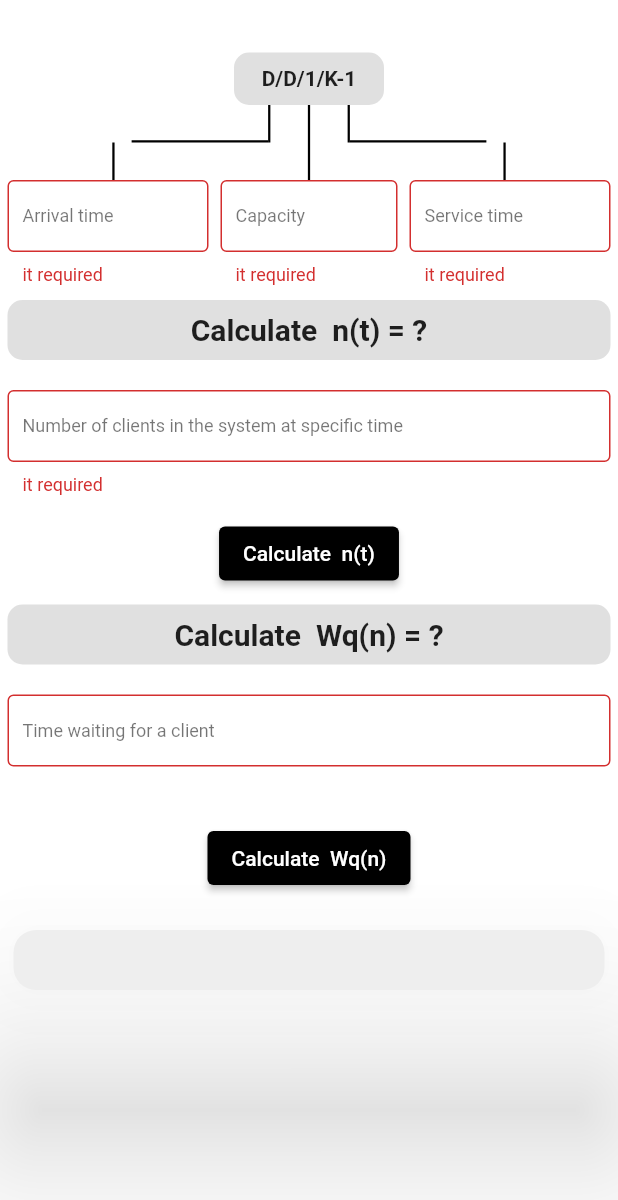
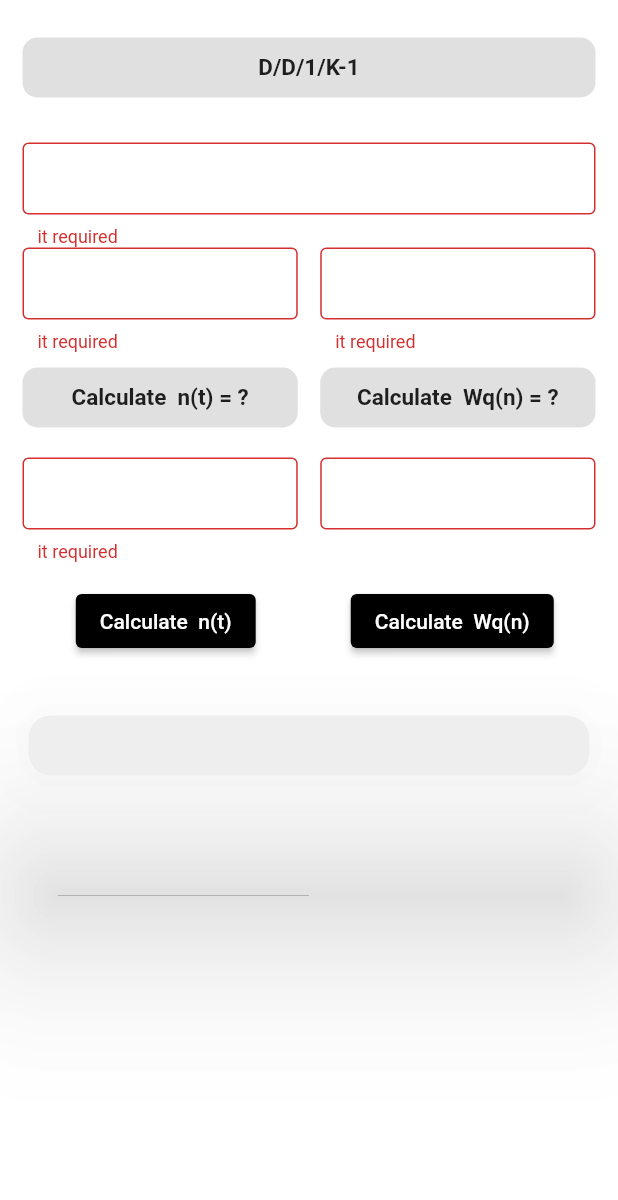
Before and after one commit to 3shmawi/Queuing-Theory, a Flutter app: the screen it shows after launch, after a tap on an icon or button, on a phone screen of 412 x 824 dp. Shown: the top 1200 px of the screen. Run offline on Flutter 3.47's test engine with Material 2 defaults, Android fonts, the phone set to English and light mode, and no system bars; our stand-ins replace flutter_bloc.

Commit message:
initial sheradum commit

```diff
--- a/lib/component/component.dart
+++ b/lib/component/component.dart
@@ -52,7 +52,7 @@ class DefaultTextForm extends StatelessWidget {
       decoration: InputDecoration(
         label: Text(
           label,
-          style: Theme.of(context).textTheme.caption,
+          style: Theme.of(context).textTheme.caption!.copyWith(color: Colors.white),
         ),
         contentPadding: const EdgeInsets.all(10),
         errorText: '',
@@ -86,7 +86,7 @@ class DefaultHeadLine extends StatelessWidget {
             text,
             textAlign: TextAlign.start,
             style: const TextStyle(
-              fontSize: 20,
+              fontSize: 15,
               fontWeight: FontWeight.bold,
             ),
           ),
--- a/lib/home/home_screen.dart
+++ b/lib/home/home_screen.dart
@@ -20,75 +20,23 @@ class HomeScreen extends StatelessWidget {
     var formKey = GlobalKey<FormState>();
     return SafeArea(
       child: Scaffold(
-        backgroundColor: Colors.white,
+        backgroundColor: Colors.white24,
         extendBodyBehindAppBar: true,
         body: SingleChildScrollView(
-          physics: const BouncingScrollPhysics(),
           child: Form(
             key: formKey,
             child: Padding(
-              padding: const EdgeInsets.all(5.0),
+              padding: const EdgeInsets.all(15.0),
               child: Column(
                 children: [
+                  const DefaultHeadLine(
+                    text: 'D/D/1/K-1',
+                  ),
                   const SizedBox(
-                    height: 30,
+                    height: 10,
                   ),
-                  Container(
-                    height: 35,
-                    width: 100,
-                    decoration: BoxDecoration(
-                      color: Colors.grey[300],
-                      borderRadius: BorderRadius.circular(10),
-                    ),
-                    child: const Center(
-                      child: Text(
-                        'D/D/1/K-1',
-                        style: TextStyle(
-                          fontWeight: FontWeight.bold,
-                        ),
-                      ),
-                    ),
-                  ),
-                  dashLines(),
-                  Row(
-                    children: [
-                      Expanded(
-                        child: DefaultTextForm(
-                          onChange: (v){
-
-                          },
-                          validator: (value) {
-                            for (int i = 0; i < value!.length; i++) {
-                              if (value[i] != '0' &&
-                                  value[i] != '1' &&
-                                  value[i] != '2' &&
-                                  value[i] != '3' &&
-                                  value[i] != '4' &&
-                                  value[i] != '5' &&
-                                  value[i] != '6' &&
-                                  value[i] != '7' &&
-                                  value[i] != '8' &&
-                                  value[i] != '9' &&
-                                  value[i] != '.') return 'it must be valid';
-                            }
-                            if (value.isEmpty) return 'it required';
-                            return null;
-                          },
-                          textEditingController: arrivalTimeController,
-                          suffix: Text(
-                            '1/λ',
-                            style: Theme.of(context).textTheme.caption,
-                          ),
-                          label: 'Arrival time ',
-                        ),
-                      ),
-                      Expanded(
-                        child: Padding(
-                          padding: const EdgeInsets.symmetric(horizontal: 8.0),
-                          child: DefaultTextForm(
-                            onChange: (v){
-
-                            },
+                  DefaultTextForm(
+                    onChange: (v) {},
                     validator: (value) {
                       for (int i = 0; i < value!.length; i++) {
                         if (value[i] != '0' &&
@@ -110,17 +58,45 @@ class HomeScreen extends StatelessWidget {
                     textEditingController: capacityTimeController,
                     suffix: Text(
                       'K-1',
-                              style: Theme.of(context).textTheme.caption,
+                      style: Theme.of(context).textTheme.caption!.copyWith(color: Colors.white),
                     ),
                     label: 'Capacity',
                   ),
+                  Row(
+                    children: [
+                      Expanded(
+                        child: DefaultTextForm(
+                          onChange: (v) {},
+                          validator: (value) {
+                            for (int i = 0; i < value!.length; i++) {
+                              if (value[i] != '0' &&
+                                  value[i] != '1' &&
+                                  value[i] != '2' &&
+                                  value[i] != '3' &&
+                                  value[i] != '4' &&
+                                  value[i] != '5' &&
+                                  value[i] != '6' &&
+                                  value[i] != '7' &&
+                                  value[i] != '8' &&
+                                  value[i] != '9' &&
+                                  value[i] != '.') return 'it must be valid';
+                            }
+                            if (value.isEmpty) return 'it required';
+                            return null;
+                          },
+                          textEditingController: arrivalTimeController,
+                          suffix: Text(
+                            '1/λ',
+                            style: Theme.of(context).textTheme.caption!.copyWith(color: Colors.white),
+                          ),
+                          label: 'Arrival time ',
                         ),
                       ),
+                      const SizedBox(width: 15,),
                       Expanded(
+
                         child: DefaultTextForm(
-                          onChange: (v){
-
-                          },
+                          onChange: (v) {},
                           validator: (value) {
                             for (int i = 0; i < value!.length; i++) {
                               if (value[i] != '0' &&
@@ -141,21 +117,38 @@ class HomeScreen extends StatelessWidget {
                           textEditingController: serviceTimeController,
                           suffix: Text(
                             '1/µ',
-                            style: Theme.of(context).textTheme.caption,
+                            style: Theme.of(context).textTheme.caption!.copyWith(color: Colors.white),
                           ),
                           label: 'Service time ',
                         ),
                       ),
                     ],
                   ),
-                  const DefaultHeadLine(
+
+                  Row(
+                    children: const [
+                      Expanded(
+                        child: DefaultHeadLine(
                           text: 'Calculate  n(t) = ?',
                         ),
-                  BlocBuilder<LogicCubit, LogicState>(
+                      ),
+                      SizedBox(width: 15,),
+
+                      Expanded(
+                        child: DefaultHeadLine(
+                          text: 'Calculate  Wq(n) = ?',
+                        ),
+                      ),
+                    ],
+                  ),
+                  Row(
+                    children: [
+                      Expanded(
+                        child: BlocBuilder<LogicCubit, LogicState>(
                           builder: (context, state) {
                             var cubit = context.read<LogicCubit>();
-                      return  DefaultTextForm(
-                        onChange: (v){
+                            return DefaultTextForm(
+                              onChange: (v) {
                                 cubit.changeN(v);
                               },
                               validator: (value) {
@@ -180,42 +173,21 @@ class HomeScreen extends StatelessWidget {
                                 't  ',
                                 style: Theme.of(context).textTheme.titleLarge,
                               ),
-                        label: 'Number of clients in the system at specific time',
+                              label:
+                                  'Number of clients in the system at specific time',
                             );
                           },
                         ),
-                  const SizedBox(
-                    height: 15,
                       ),
-                  BlocBuilder<LogicCubit, LogicState>(
-                    builder: (context, state) {
-                      var cubit = context.read<LogicCubit>();
-                      return DefaultElevatedButton(
-                        title: 'Calculate  n(${cubit.n ?? 't'})',
-                        onPressed: () {
-                          if (formKey.currentState!.validate()) {
-                            cubit.calcNumOfClientsAtSystem(
-                              capacity: capacityTimeController.text,
-                              arrivalTime: arrivalTimeController.text,
-                              serviceTime: serviceTimeController.text,
-                              time: numberOfClientsController.text,
-                            );
-                          }
-                        },
-                      );
-                    },
-                  ),
-                  const DefaultHeadLine(
-                    text: 'Calculate  Wq(n) = ?',
-                  ),
-                  BlocBuilder<LogicCubit, LogicState>(
+const SizedBox(width: 15,),
+                      Expanded(
+                        child: BlocBuilder<LogicCubit, LogicState>(
                           builder: (context, state) {
                             var cubit = context.read<LogicCubit>();
                             return DefaultTextForm(
-                        onChange: (v){
+                              onChange: (v) {
                                 cubit.changeW(v);
                               },
-
                               validator: (value) {
                                 for (int i = 0; i < value!.length; i++) {
                                   if (value[i] != '0' &&
@@ -242,10 +214,37 @@ class HomeScreen extends StatelessWidget {
                             );
                           },
                         ),
+                      ),
+                    ],
+                  ),
                   const SizedBox(
                     height: 15,
                   ),
-                  BlocBuilder<LogicCubit, LogicState>(
+                  Row(
+                    children: [
+                      Expanded(
+                        child: BlocBuilder<LogicCubit, LogicState>(
+                          builder: (context, state) {
+                            var cubit = context.read<LogicCubit>();
+                            return DefaultElevatedButton(
+                              title: 'Calculate  n(${cubit.n ?? 't'})',
+                              onPressed: () {
+                                if (formKey.currentState!.validate()) {
+                                  cubit.calcNumOfClientsAtSystem(
+                                    capacity: capacityTimeController.text,
+                                    arrivalTime: arrivalTimeController.text,
+                                    serviceTime: serviceTimeController.text,
+                                    time: numberOfClientsController.text,
+                                  );
+                                }
+                              },
+                            );
+                          },
+                        ),
+                      ),
+
+                      Expanded(
+                        child: BlocBuilder<LogicCubit, LogicState>(
                           builder: (context, state) {
                             var cubit = context.read<LogicCubit>();
                             return DefaultElevatedButton(
@@ -263,6 +262,16 @@ class HomeScreen extends StatelessWidget {
                             );
                           },
                         ),
+                      ),
+
+                    ],
+                  ),
+
+
+                  const SizedBox(
+                    height: 15,
+                  ),
+
                   const SizedBox(
                     height: 20,
                   ),
@@ -369,7 +378,7 @@ class HomeScreen extends StatelessWidget {
           child: BlocBuilder<LogicCubit, LogicState>(
             builder: (context, state) {
               var cubit = context.read<LogicCubit>();
-              return  Column(
+              return Column(
                 crossAxisAlignment: CrossAxisAlignment.start,
                 children: [
                   if (cubit.resultNumOfClients != null)
```
Lines whose indentation alone changed are shown as unchanged.
